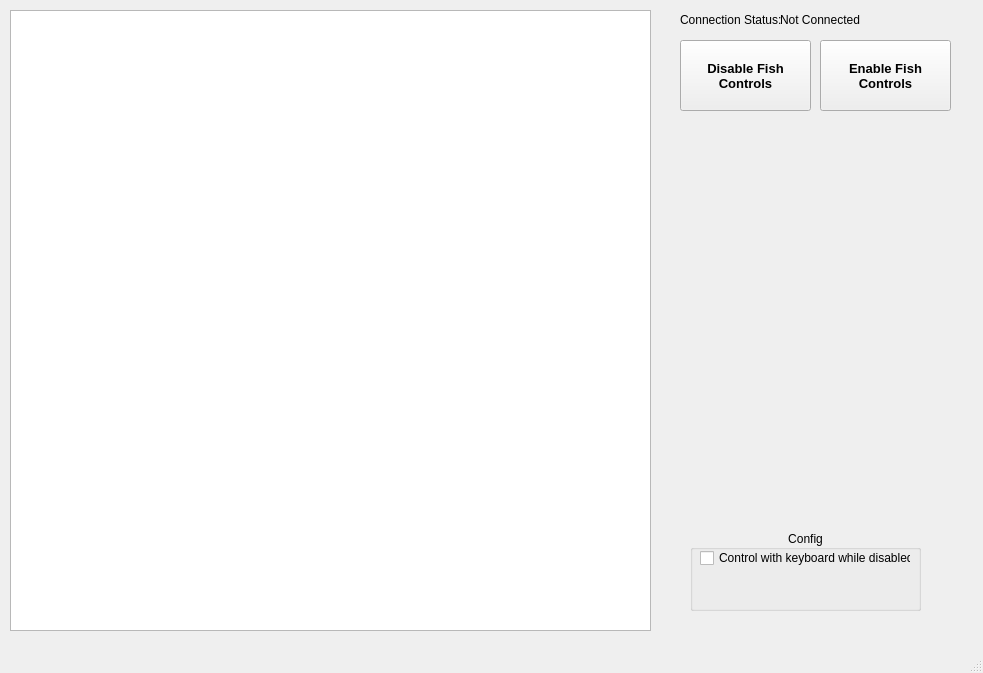
First picture: the form in Driver-Station/driverstation.ui, repository alljiang/Fish-Tank, before the edit.
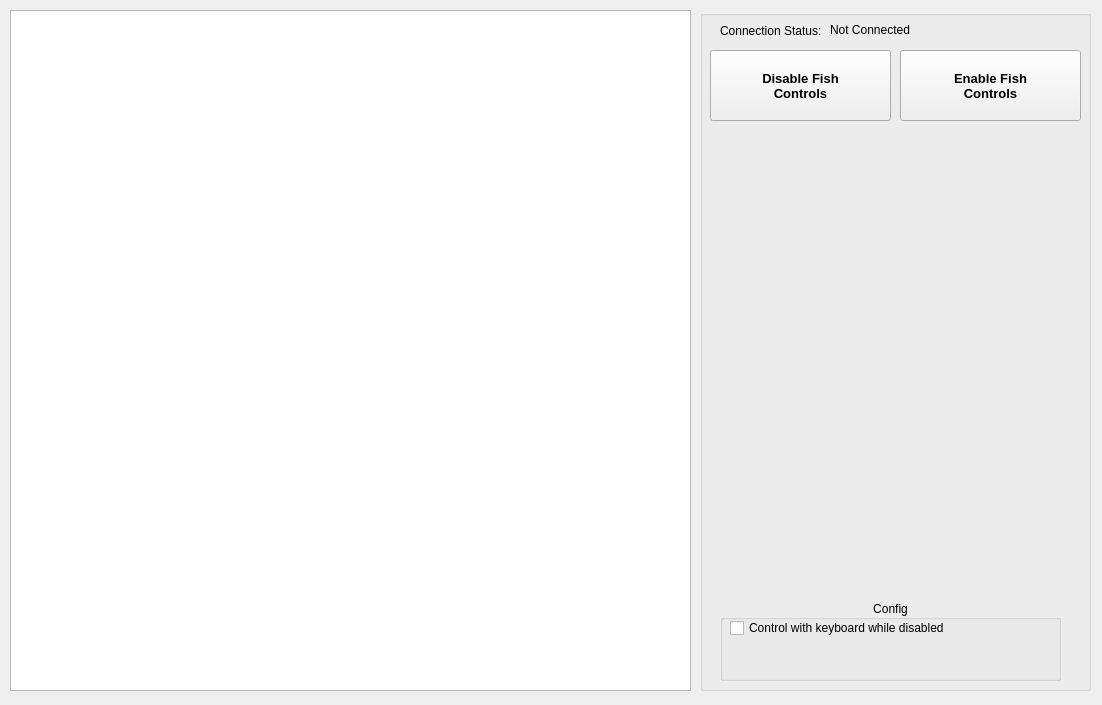
Second picture: the form after the edit.

The edit to the form file:
```diff
--- a/Driver-Station/driverstation.ui
+++ b/Driver-Station/driverstation.ui
@@ -6,8 +6,8 @@
    <rect>
     <x>0</x>
     <y>0</y>
-    <width>983</width>
-    <height>673</height>
+    <width>1102</width>
+    <height>705</height>
    </rect>
   </property>
   <property name="windowTitle">
@@ -19,59 +19,29 @@
      <rect>
       <x>10</x>
       <y>10</y>
-      <width>641</width>
-      <height>621</height>
+      <width>681</width>
+      <height>681</height>
      </rect>
     </property>
    </widget>
-   <widget class="QPushButton" name="btn_disable">
+   <widget class="QGroupBox" name="groupBox_2">
     <property name="geometry">
      <rect>
-      <x>680</x>
-      <y>40</y>
-      <width>131</width>
-      <height>71</height>
+      <x>700</x>
+      <y>10</y>
+      <width>391</width>
+      <height>681</height>
      </rect>
     </property>
-    <property name="font">
-     <font>
-      <pointsize>10</pointsize>
-      <weight>75</weight>
-      <bold>true</bold>
-     </font>
+    <property name="title">
+     <string/>
     </property>
-    <property name="text">
-     <string>Disable Fish
-Controls</string>
-    </property>
-   </widget>
-   <widget class="QPushButton" name="btn_enable">
-    <property name="geometry">
-     <rect>
-      <x>820</x>
-      <y>40</y>
-      <width>131</width>
-      <height>71</height>
-     </rect>
-    </property>
-    <property name="font">
-     <font>
-      <pointsize>10</pointsize>
-      <weight>75</weight>
-      <bold>true</bold>
-     </font>
-    </property>
-    <property name="text">
-     <string>Enable Fish
-Controls</string>
-    </property>
-   </widget>
    <widget class="QGroupBox" name="groupBox">
     <property name="geometry">
      <rect>
-      <x>690</x>
-      <y>530</y>
-      <width>231</width>
+       <x>20</x>
+       <y>590</y>
+       <width>341</width>
       <height>81</height>
      </rect>
     </property>
@@ -86,7 +56,7 @@
       <rect>
        <x>10</x>
        <y>20</y>
-       <width>211</width>
+        <width>311</width>
        <height>16</height>
       </rect>
      </property>
@@ -95,13 +65,59 @@
      </property>
     </widget>
    </widget>
+    <widget class="QPushButton" name="btn_disable">
+     <property name="geometry">
+      <rect>
+       <x>10</x>
+       <y>40</y>
+       <width>181</width>
+       <height>71</height>
+      </rect>
+     </property>
+     <property name="font">
+      <font>
+       <family>MS Shell Dlg 2</family>
+       <pointsize>10</pointsize>
+       <weight>75</weight>
+       <bold>true</bold>
+       <kerning>true</kerning>
+      </font>
+     </property>
+     <property name="text">
+      <string>Disable Fish
+Controls</string>
+     </property>
+    </widget>
+    <widget class="QPushButton" name="btn_enable">
+     <property name="geometry">
+      <rect>
+       <x>200</x>
+       <y>40</y>
+       <width>181</width>
+       <height>71</height>
+      </rect>
+     </property>
+     <property name="font">
+      <font>
+       <family>MS Shell Dlg 2</family>
+       <pointsize>10</pointsize>
+       <weight>75</weight>
+       <bold>true</bold>
+       <kerning>true</kerning>
+      </font>
+     </property>
+     <property name="text">
+      <string>Enable Fish
+Controls</string>
+     </property>
+    </widget>
    <widget class="QLabel" name="label_2">
     <property name="geometry">
      <rect>
-      <x>680</x>
-      <y>10</y>
+       <x>20</x>
+       <y>0</y>
       <width>101</width>
-      <height>20</height>
+       <height>41</height>
      </rect>
     </property>
     <property name="text">
@@ -111,10 +127,10 @@
    <widget class="QLabel" name="label_connection_status">
     <property name="geometry">
      <rect>
-      <x>780</x>
-      <y>10</y>
+       <x>130</x>
+       <y>-1</y>
       <width>91</width>
-      <height>20</height>
+       <height>41</height>
      </rect>
     </property>
     <property name="text">
@@ -122,17 +138,7 @@
     </property>
    </widget>
   </widget>
-  <widget class="QMenuBar" name="menubar">
-   <property name="geometry">
-    <rect>
-     <x>0</x>
-     <y>0</y>
-     <width>983</width>
-     <height>21</height>
-    </rect>
-   </property>
   </widget>
-  <widget class="QStatusBar" name="statusbar"/>
  </widget>
  <resources/>
  <connections/>
```
Lines whose indentation alone changed are shown as unchanged.
